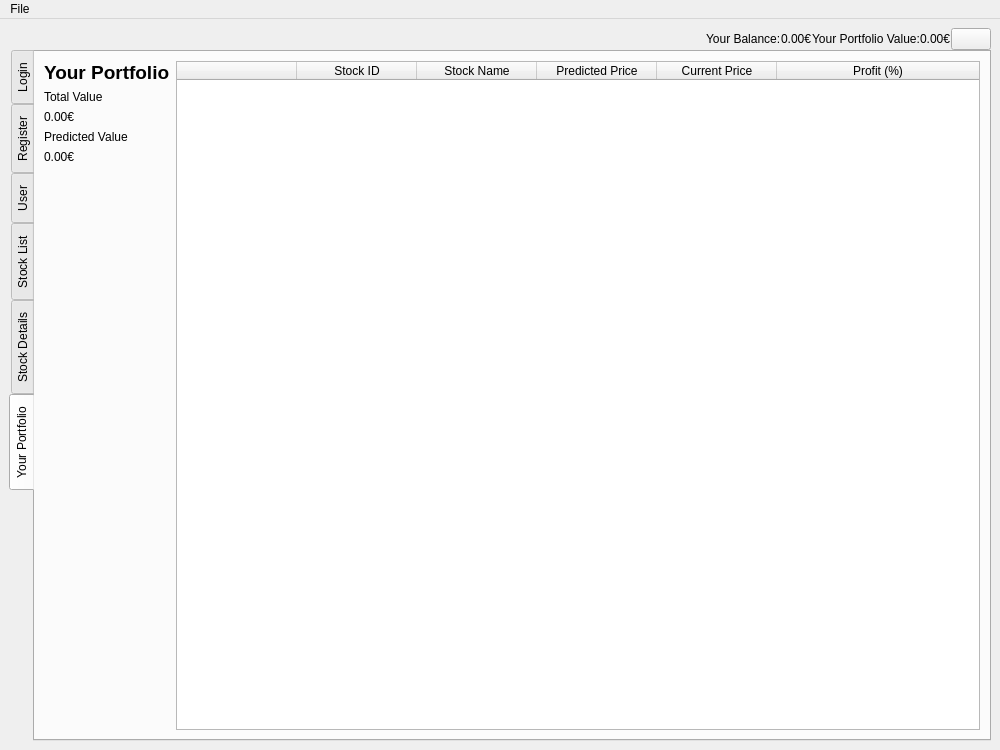
Old version of the form main.ui in the repository OfficialRey/GUIProject.
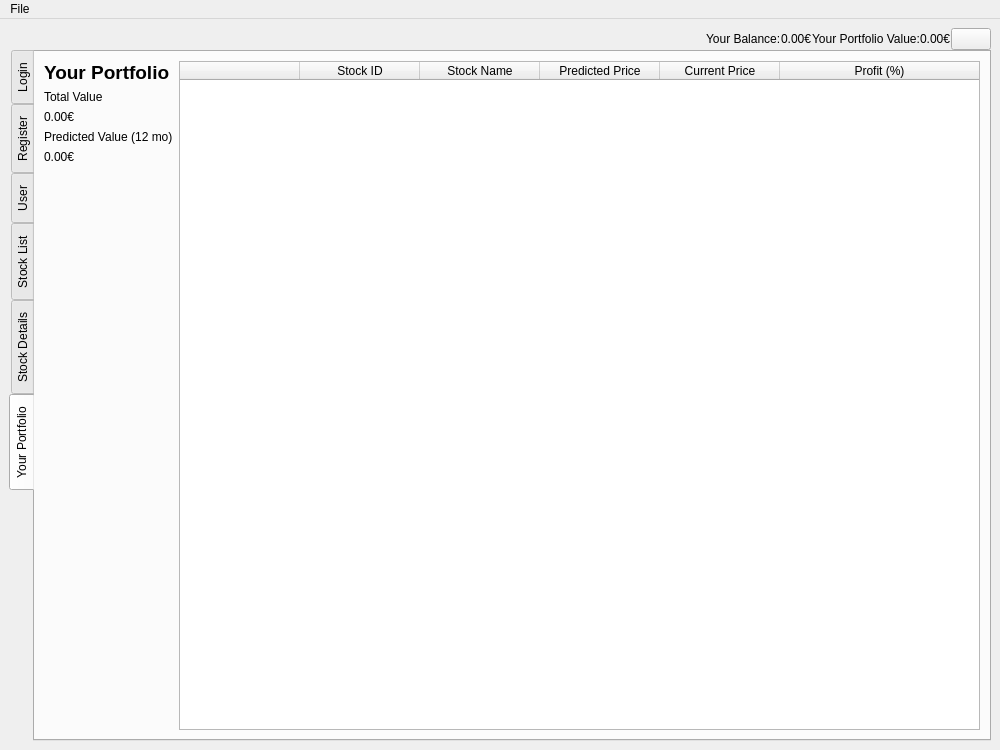
New version of the form. The open tabs and pages were chosen to show the change.

Commit message: portfolio total and predicted value

Diff of the .ui file:
```diff
--- a/main.ui
+++ b/main.ui
@@ -1340,7 +1340,7 @@
             <item>
              <widget class="QLabel" name="predictedValueLabel">
               <property name="text">
-               <string>Predicted Value</string>
+               <string>Predicted Value (12 mo)</string>
               </property>
              </widget>
             </item>
```
The commit also changes 2 other files.
